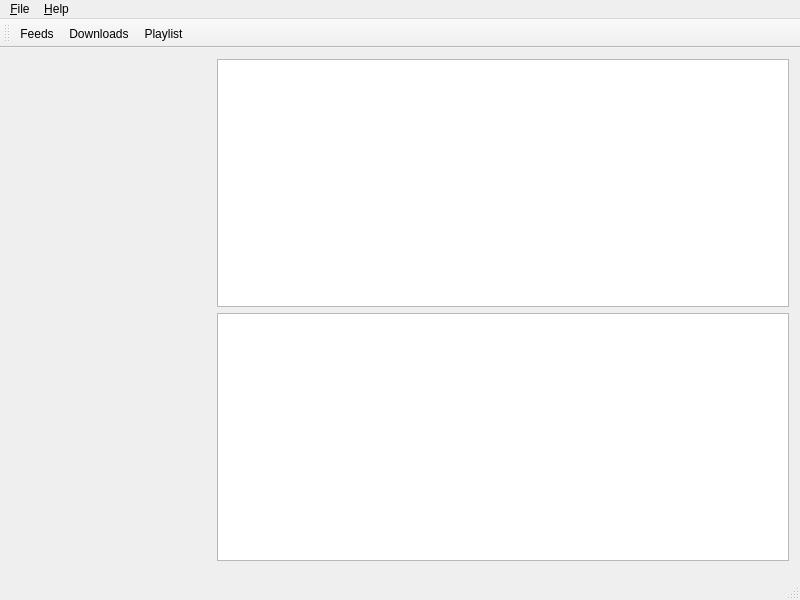
The window that podcatcher/Resources/ui/windows/MainWindow.ui (lostrootpass/alphagem) describes before a commit, drawn with Qt 5.
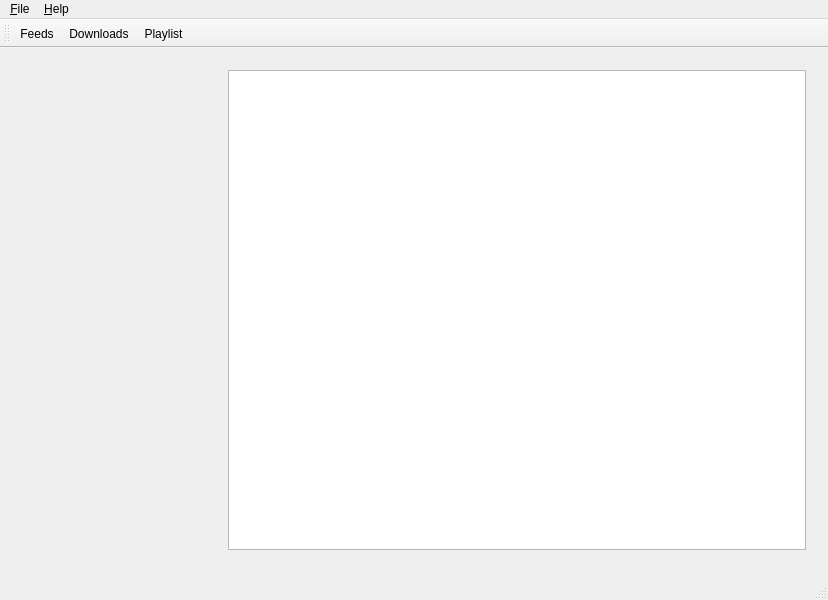
The same window after the commit. The open tabs and pages were chosen to show the change. Icons and pictures are not drawn. Custom widgets are drawn as their Qt base class.

Commit message: Put the lists in a stacked widget for easier management.

What changed in the file:
```diff
--- a/podcatcher/Resources/ui/windows/MainWindow.ui
+++ b/podcatcher/Resources/ui/windows/MainWindow.ui
@@ -6,7 +6,7 @@
    <rect>
     <x>0</x>
     <y>0</y>
-    <width>800</width>
+    <width>828</width>
     <height>600</height>
    </rect>
   </property>
@@ -34,6 +34,13 @@
     <item>
      <layout class="QVBoxLayout" name="verticalLayout">
       <item>
+       <widget class="QStackedWidget" name="stackedWidget">
+        <property name="currentIndex">
+         <number>1</number>
+        </property>
+        <widget class="QWidget" name="feedListLayout">
+         <layout class="QVBoxLayout" name="verticalLayout_2">
+          <item>
        <widget class="QListView" name="feedListView">
         <property name="contextMenuPolicy">
          <enum>Qt::ActionsContextMenu</enum>
@@ -67,6 +74,13 @@
         </property>
        </widget>
       </item>
+         </layout>
+         <zorder>feedListView</zorder>
+         <zorder>episodeListView</zorder>
+         <zorder>feedListView</zorder>
+        </widget>
+        <widget class="QWidget" name="episodeListLayout">
+         <layout class="QVBoxLayout" name="verticalLayout_3">
       <item>
        <widget class="QListView" name="episodeListView">
         <property name="enabled">
@@ -74,6 +88,10 @@
         </property>
        </widget>
       </item>
+         </layout>
+        </widget>
+       </widget>
+      </item>
       <item>
        <widget class="PlaybackControlWidget" name="playbackControlWidget" native="true">
         <property name="enabled">
@@ -90,7 +108,7 @@
     <rect>
      <x>0</x>
      <y>0</y>
-     <width>800</width>
+     <width>828</width>
      <height>21</height>
     </rect>
    </property>
```
Lines whose indentation alone changed are shown as unchanged. The commit also changes 9 other files.
